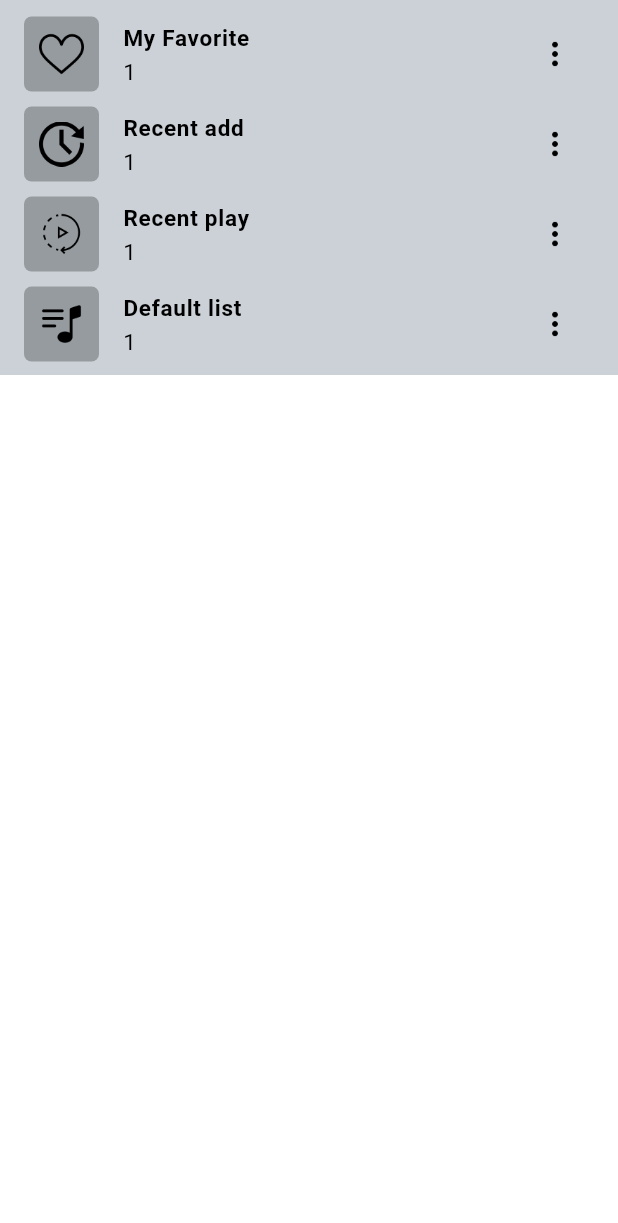
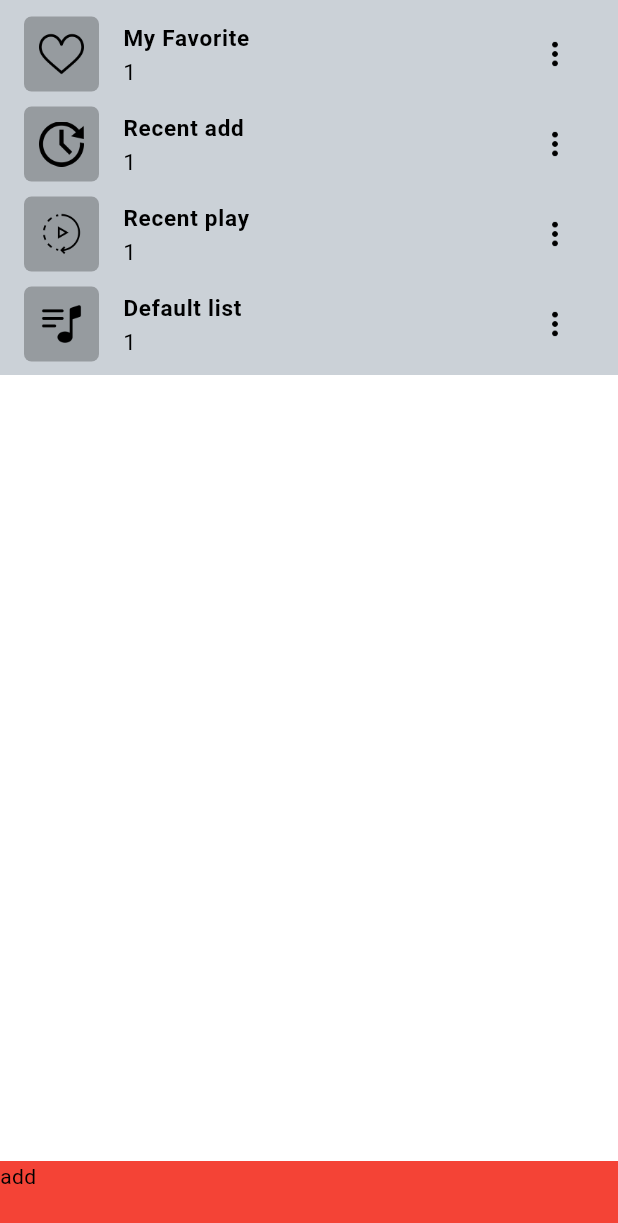
Before and after one commit to AmirDevD12/Music-Player, a Flutter app: the ListSongBottomNavigation screen opened directly, on a phone screen of 412 x 824 dp. Shown: the top 1223 px of the screen. Run offline on Flutter 3.47's test engine with Material 3 defaults, Android fonts, the phone set to English and light mode, and no system bars; our stand-ins replace bloc, flutter_bloc, get_it, google_fonts, hive, hive_flutter and 4 more; missing offline and left inert: checkbox_formfield; accounts and stored records are empty; Roboto replaces fonts that are missing (Ubuntu, ibm).

Commit message:
update playlist1

```diff
--- a/lib/bloc/play_list/play_list_bloc.dart
+++ b/lib/bloc/play_list/play_list_bloc.dart
@@ -19,9 +19,10 @@ class PlayListBloc extends Bloc<PlayListEvent, PlayListState> {
       // TODO: implement event handle
       emit(ShowBoxState());
     });
-    on<SelectEvent>((event, emit) {
+    on<SelectListEvent>((event, emit) {
       // TODO: implement event handle
-      emit(SelectState(event.name));
+      emit(SelectListState());
     });
+
   }
 }
--- a/lib/bloc/play_list/play_list_event.dart
+++ b/lib/bloc/play_list/play_list_event.dart
@@ -4,7 +4,6 @@ part of 'play_list_bloc.dart';
 abstract class PlayListEvent {}
 class AddFromListEvent extends PlayListEvent {}
 class ShowBoxEvent extends PlayListEvent {}
-class SelectEvent extends PlayListEvent {
-  List<String> name;
-  SelectEvent(this.name);
+class SelectListEvent extends PlayListEvent {
+
 }
--- a/lib/bloc/play_list/play_list_state.dart
+++ b/lib/bloc/play_list/play_list_state.dart
@@ -6,7 +6,4 @@ abstract class PlayListState {}
 class PlayListInitial extends PlayListState {}
 class AddFromListState extends PlayListState{}
 class ShowBoxState extends PlayListState{}
-class SelectState extends PlayListState{
-  List<String> name;
-  SelectState(this.name);
-}
+class SelectListState extends PlayListState{}
--- a/lib/core/list_widget_bottomnavigation.dart
+++ b/lib/core/list_widget_bottomnavigation.dart
@@ -6,9 +6,12 @@ import 'package:first_project/bloc/play_list/play_list_bloc.dart';
 import 'package:first_project/bloc/play_song_bloc.dart';
 import 'package:first_project/core/theme/theme_mode.dart';
 import 'package:first_project/locator.dart';
+import 'package:first_project/model/dataBase/add_recent_play/add_recent_play.dart';
+import 'package:first_project/model/dataBase/favorite_dataBase/favorite_song.dart';
 import 'package:first_project/screen/playSong_page.dart';
 import 'package:flutter/material.dart';
 import 'package:flutter_bloc/flutter_bloc.dart';
+import 'package:hive/hive.dart';
 import 'package:provider/provider.dart';
 
 class ListWidgetBottomNavigation extends StatelessWidget {
@@ -16,7 +19,7 @@ class ListWidgetBottomNavigation extends StatelessWidget {
   final String title;
   final String subTitle;
    ListWidgetBottomNavigation({Key? key, required this.path, required this.title, required this.subTitle}) : super(key: key);
-  String? name;
+  String name="";
   @override
   Widget build(BuildContext context) {
     final _formKey = GlobalKey<FormState>();
@@ -29,6 +32,10 @@ class ListWidgetBottomNavigation extends StatelessWidget {
       child: ListTile(
       trailing: BlocBuilder<PlayListBloc, PlayListState>(
   builder: (context, state) {
+      if(state is SelectListState){
+          add(name);
+      }
+      print(name);
     return state is ShowBoxState?CheckboxIconFormField(
       disabledColor: Colors.black,
       context: context,
@@ -45,7 +52,7 @@ class ListWidgetBottomNavigation extends StatelessWidget {
           name=title;
           print(title);
         } else {
-          name=null;
+          name="";
           print("Icon Not Checked :(");
         }
 
@@ -118,4 +125,21 @@ class ListWidgetBottomNavigation extends StatelessWidget {
       ],
     );
   }
+  add(String name) async {
+    var boxMain = await Hive.openBox<RecentPlay>("");
+    int length=boxMain.length;
+    if(name=="Recent play"){
+      var box = await Hive.openBox<RecentPlay>(name);
+
+      RecentPlay recentPlay=RecentPlay(boxMain.getAt(length)?.title, boxMain.getAt(length)?.path,
+          boxMain.getAt(length)?.id, boxMain.getAt(length)?.artist);
+      boxMain.deleteAt(length);
+      box.add(recentPlay);
+    }else if(name=="Favorite"){
+      var box = await Hive.openBox<FavoriteSong>(name);
+      FavoriteSong favoriteSong=FavoriteSong(boxMain.getAt(length)?.title, boxMain.getAt(length)?.path,
+          boxMain.getAt(length)?.id, boxMain.getAt(length)?.artist);
+      box.add(favoriteSong);
+    }
+  }
 }
--- a/lib/screen/bottum_navigation/list_song_bottomnav.dart
+++ b/lib/screen/bottum_navigation/list_song_bottomnav.dart
@@ -18,22 +18,25 @@ class ListSongBottomNavigation extends StatelessWidget {
     Provider.of<ThemeProvider>(context);
     if (show) {
       BlocProvider.of<PlayListBloc>(context).add(ShowBoxEvent());
-    }
-    return   Scaffold(
-//       bottomNavigationBar: BlocBuilder<PlayListBloc, PlayListState>(
-//   builder: (context, state) {
-//
-//     return GestureDetector(
-//         onTap: (){},
-//         child: Container(
-//           width: 300,
-//           color: Colors.red,
-//           child: Text("add")
-//           ,
-//         ),
-//       );
-//   },
-// ),
+    }print("aasaasasasasa");
+    return Scaffold(
+      bottomNavigationBar: BlocBuilder<PlayListBloc, PlayListState>(
+  builder: (context, state) {
+
+    return GestureDetector(
+        onTap: (){
+          BlocProvider.of<PlayListBloc>(context).add(SelectListEvent());
+        },
+        child: Container(
+          width: 300,
+          height: 50,
+          color: Colors.red,
+          child: Text("add")
+          ,
+        ),
+      );
+  },
+),
 
 //       appBar: AppBar(foregroundColor: Colors.white,
 //         title: const Text(
--- a/lib/screen/list_song.dart
+++ b/lib/screen/list_song.dart
@@ -8,6 +8,7 @@ import 'package:first_project/core/playall_container.dart';
 import 'package:first_project/locator.dart';
 import 'package:first_project/model/dataBase/add_recent_play/add_recent_play.dart';
 import 'package:first_project/model/dataBase/delete_song_dataBase/delete_song.dart';
+import 'package:first_project/model/dataBase/favorite_dataBase/favorite_song.dart';
 import 'package:first_project/model/delete_model.dart';
 import 'package:first_project/screen/playSong_page.dart';
 import 'package:first_project/core/theme/theme_mode.dart';
@@ -175,6 +176,7 @@ class ListMusic extends StatelessWidget {
                                                           text: 'search', path: "assets/icon/magnifying-glass.png",)),
                                                     GestureDetector(
                                                       onTap: (){
+                                                        addPlayList(snapshot.data![index]);
                                                         Navigator.push(
                                                             context,
                                                             MaterialPageRoute(
@@ -316,4 +318,9 @@ class ListMusic extends StatelessWidget {
       await box.add(recentPlay);
     }
   }
+  addPlayList(SongModel songModel) async {
+    var box = await Hive.openBox<FavoriteSong>("Favorite");
+    FavoriteSong favorite = FavoriteSong(songModel.title,songModel.data,songModel.id,songModel.artist!);
+    await  box.add(favorite);
+  }
 }
```
Also changed, not shown: pubspec.lock, 1 other file.
